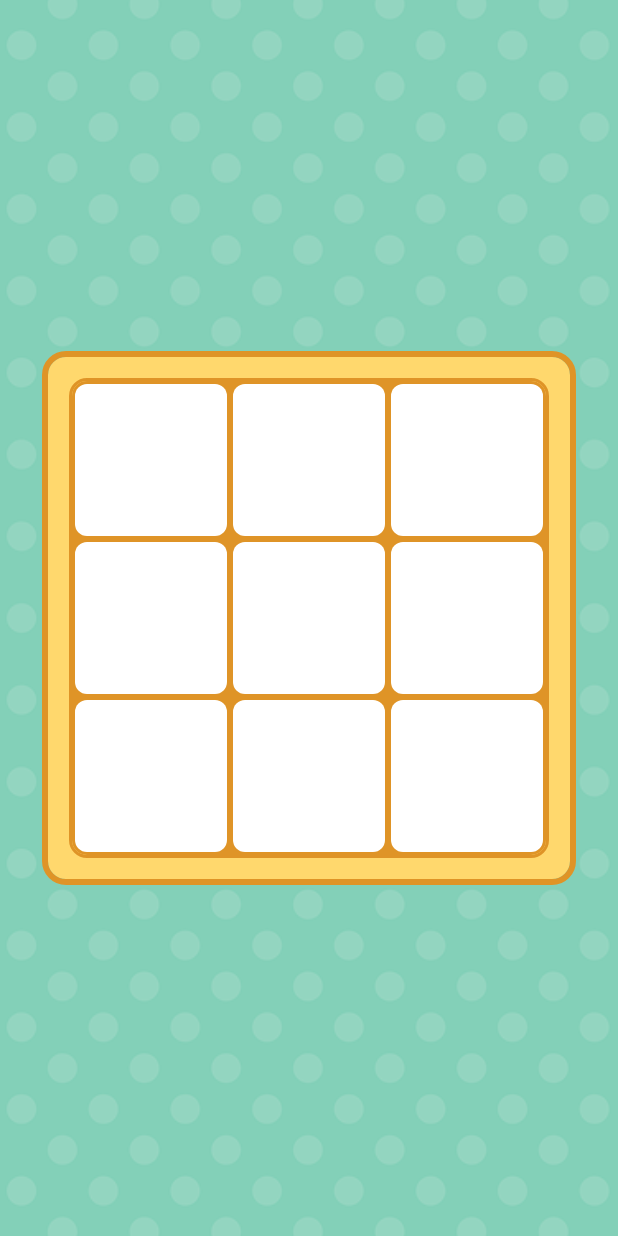
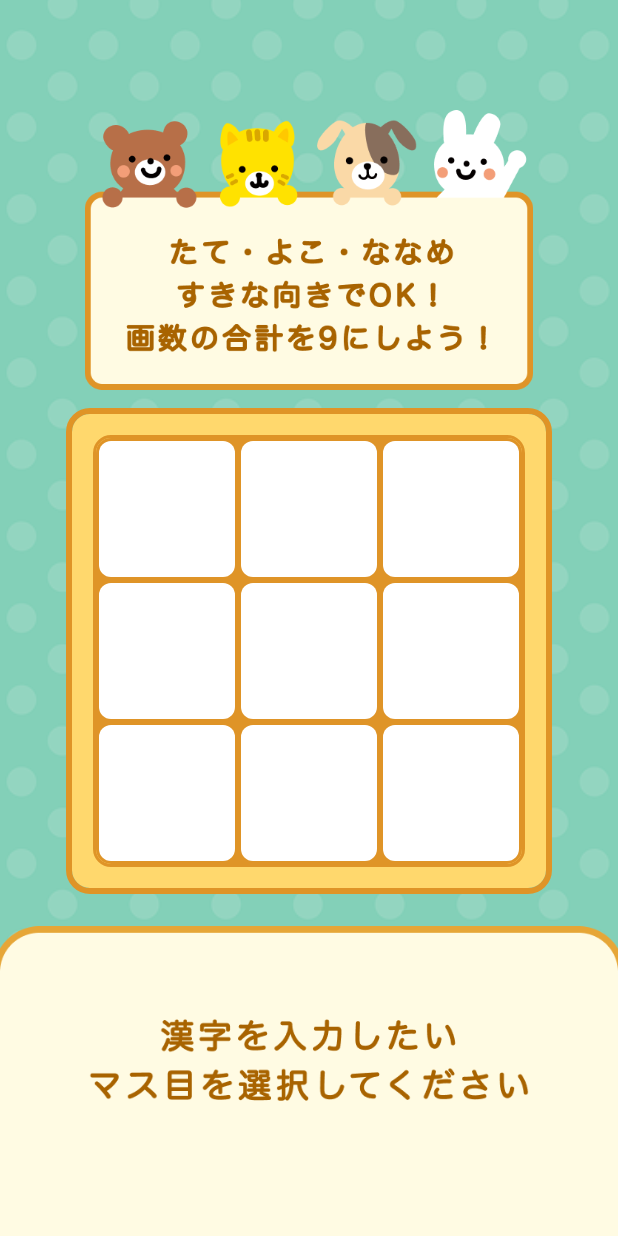
Before and after one commit to MIYAMOTO0610/ai_hackathon_2025_final, a Flutter app: the screen it shows after launch, on a phone screen of 412 x 824 dp. Run offline on Flutter 3.47's test engine with Material 3 defaults, Android fonts, the phone set to English and light mode, and no system bars.

Commit message:
feat: game_page の UI

```diff
--- a/lib/presentation/game/game_page.dart
+++ b/lib/presentation/game/game_page.dart
@@ -6,17 +6,35 @@ class GamePage extends StatelessWidget {
 
   @override
   Widget build(BuildContext context) {
-    return DecoratedBox(
+    return Container(
       decoration: BoxDecoration(
         image: DecorationImage(
           image: AssetImage('assets/images/background.png'),
           fit: BoxFit.cover,
         ),
       ),
-      child: SafeArea(
-        child: Scaffold(
-          backgroundColor: Colors.transparent,
-          body: Center(child: Grid()),
+      child: Scaffold(
+        backgroundColor: Colors.transparent,
+        body: Column(
+          mainAxisAlignment: MainAxisAlignment.spaceBetween,
+          children: [
+            Expanded(
+              child: Padding(
+                padding: const EdgeInsets.fromLTRB(32, 64, 32, 0),
+                child: Column(
+                  mainAxisAlignment: MainAxisAlignment.center,
+                  children: [
+                    Image.asset('assets/images/game_page_1.png', width: 299),
+                    Grid(),
+                  ],
+                ),
+              ),
+            ),
+            Image.asset(
+              'assets/images/game_page_2.png',
+              width: double.infinity,
+            ),
+          ],
         ),
       ),
     );
--- a/lib/presentation/game/widgets/grid.dart
+++ b/lib/presentation/game/widgets/grid.dart
@@ -48,7 +48,7 @@ class _GridState extends State<Grid> {
   @override
   Widget build(BuildContext context) {
     return Padding(
-      padding: const EdgeInsets.all(32),
+      padding: const EdgeInsets.all(16),
       child: Container(
         padding: const EdgeInsets.all(16),
         decoration: BoxDecoration(
@@ -71,6 +71,8 @@ class _GridState extends State<Grid> {
             borderRadius: BorderRadius.circular(10),
           ),
           child: GridView.builder(
+            padding: EdgeInsets.zero,
+            physics: const NeverScrollableScrollPhysics(),
             shrinkWrap: true,
             itemCount: kRow * kColumn,
             gridDelegate: const SliverGridDelegateWithFixedCrossAxisCount(
--- a/lib/services/kanji_stroke_service.dart
+++ b/lib/services/kanji_stroke_service.dart
@@ -5,7 +5,7 @@ import 'package:http/http.dart' as http;
 /// kanjiapi.dev を利用して漢字の画数を取得するクライアント。
 class KanjiStrokeService {
   KanjiStrokeService({http.Client? httpClient})
-      : _httpClient = httpClient ?? http.Client();
+    : _httpClient = httpClient ?? http.Client();
 
   final http.Client _httpClient;
 
```
Also changed, not shown: assets/images/canvas_1.png (added), assets/images/game_page_1.png (added), assets/images/game_page_2.png (added).
